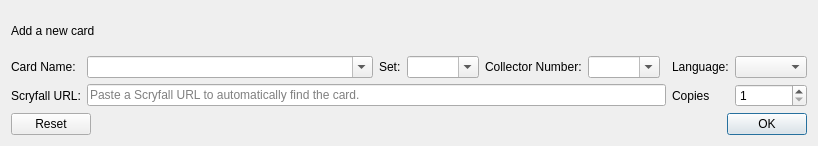
First picture: the form in mtg_proxy_printer/resources/ui/add_card_widget.ui, repository luziferius/MTGProxyPrinter, before the edit.
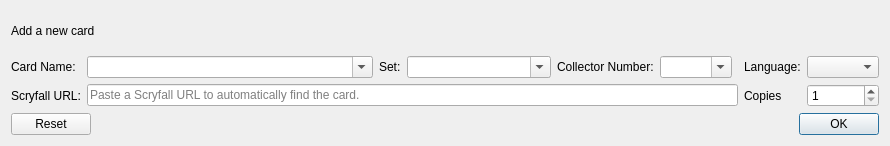
Second picture: the form after the edit.

Commit message:
AddCardWidget: Refactored setup code by splitting __init__() into multiple methods. Also prevent emitting Qt signals during __init__() to prevent accessing the card database, which is unavailable at the time __init__() runs. This allowed removing several self.card_database is None checks.
FossilOrigin-Name: 1a6835b000ff0a0046042c118c2c80e8efc226274e2c9e7d155cb014adf21606

The edit to the form file:
```diff
--- a/mtg_proxy_printer/resources/ui/add_card_widget.ui
+++ b/mtg_proxy_printer/resources/ui/add_card_widget.ui
@@ -6,7 +6,7 @@
    <rect>
     <x>0</x>
     <y>0</y>
-    <width>683</width>
+    <width>890</width>
     <height>146</height>
    </rect>
   </property>
@@ -22,13 +22,19 @@
     <widget class="QComboBox" name="set_name_search">
      <property name="sizePolicy">
       <sizepolicy hsizetype="Expanding" vsizetype="Fixed">
-       <horstretch>5</horstretch>
+       <horstretch>8</horstretch>
        <verstretch>0</verstretch>
       </sizepolicy>
      </property>
      <property name="editable">
       <bool>true</bool>
      </property>
+     <property name="sizeAdjustPolicy">
+      <enum>QComboBox::AdjustToMinimumContentsLength</enum>
+     </property>
+     <property name="minimumContentsLength">
+      <number>8</number>
+     </property>
     </widget>
    </item>
    <item row="1" column="0">
@@ -68,6 +74,12 @@
    </item>
    <item row="1" column="5">
     <widget class="QComboBox" name="collectors_number_search">
+     <property name="sizePolicy">
+      <sizepolicy hsizetype="Expanding" vsizetype="Fixed">
+       <horstretch>3</horstretch>
+       <verstretch>0</verstretch>
+      </sizepolicy>
+     </property>
      <property name="inputMethodHints">
       <set>Qt::ImhPreferNumbers</set>
      </property>
```
The commit also changes 1 other file.
